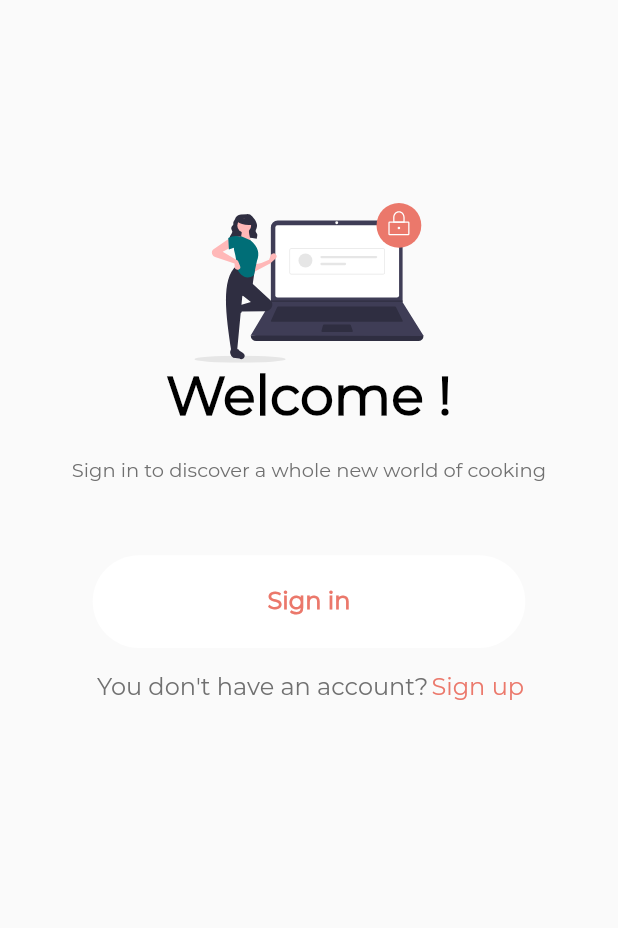
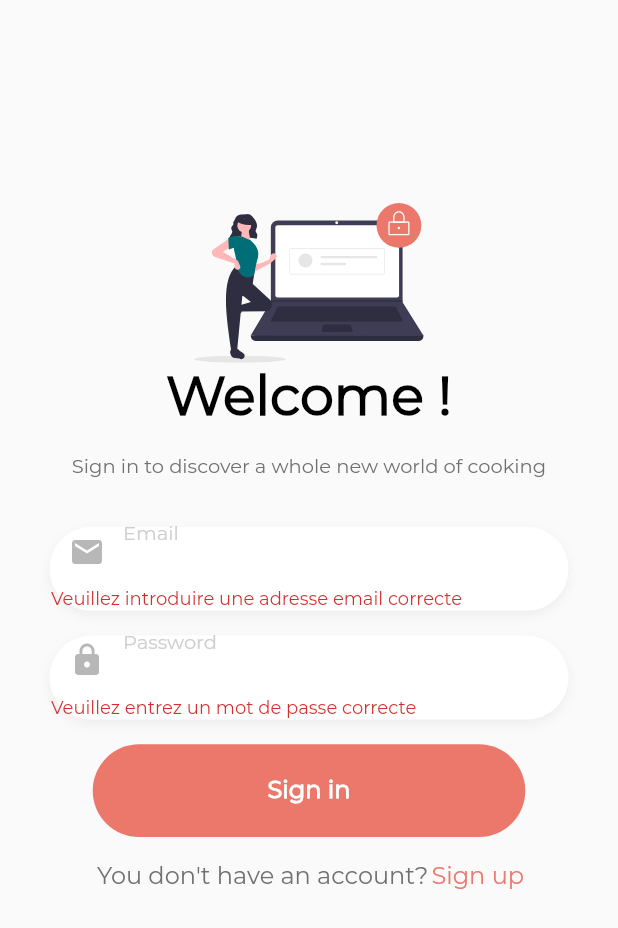
Before and after one commit to AbdelhadiBouali/CookBookLeam, a Flutter app: the LoginScreen screen opened directly, after a tap on "Sign in", on a phone screen of 412 x 824 dp. Shown: the top 928 px of the screen. Run offline on Flutter 3.47's test engine with Material 2 defaults, Android fonts, the phone set to English and light mode, and no system bars; our stand-ins replace email_validator, flutter_svg, get; missing offline and left inert: renovation_core.

Commit message:
implemented Login Function

```diff
--- a/lib/controllers/loginController.dart
+++ b/lib/controllers/loginController.dart
@@ -1,3 +1,20 @@
+import 'package:flutter/material.dart';
 import 'package:get/get.dart';
 
-class LoginController extends GetxController {}
+class LoginController extends GetxController {
+  //To animate the textfields
+  var emailCheck = false.obs;
+  var passCheck = false.obs;
+  var formKey = GlobalKey<FormState>();
+
+  // To save email and password
+  TextEditingController loginEmailTextController = TextEditingController();
+  TextEditingController loginPasswordTextController = TextEditingController();
+
+  @override
+  void onInit() {
+    loginEmailTextController = TextEditingController();
+    loginPasswordTextController = TextEditingController();
+    super.onInit();
+  }
+}
--- /dev/null
+++ b/lib/providers/authProviders/loginProvider.dart
@@ -0,0 +1,20 @@
+import 'dart:developer';
+
+import 'package:cookbook/views/sharedWidgets/snackbar.dart';
+import 'package:flutter/material.dart';
+import 'package:get/get.dart';
+import 'package:renovation_core/auth.dart';
+import 'package:renovation_core/core.dart';
+
+Future<void> loginApi(String email, String password) async {
+  Get.dialog(Center(child: CircularProgressIndicator()));
+  RequestResponse<FrappeSessionStatusInfo> loginResponse =
+      await getFrappeAuthController().login(email, password);
+  Get.back();
+  if (loginResponse.isSuccess) {
+    log(loginResponse.data.fullName);
+  } else {
+    customSnackbar(
+        loginResponse.error.title, loginResponse.error.description, 5);
+  }
+}
--- a/lib/views/login/loginScreen.dart
+++ b/lib/views/login/loginScreen.dart
@@ -4,8 +4,8 @@ import 'package:flutter/material.dart';
 import 'package:get/get.dart';
 
 class LoginScreen extends StatelessWidget {
+  final LoginController loginController = Get.put(LoginController());
   final formkey = GlobalKey<FormState>();
-  final LoginController loginController = Get.put(LoginController());
 
   @override
   Widget build(BuildContext context) {
--- a/lib/views/login/widgets/loginLayout.dart
+++ b/lib/views/login/widgets/loginLayout.dart
@@ -1,4 +1,7 @@
+import 'dart:developer';
+
 import 'package:cookbook/controllers/loginController.dart';
+import 'package:cookbook/providers/authProviders/loginProvider.dart';
 import 'package:cookbook/tools/colors.dart';
 import 'package:cookbook/tools/dimensions.dart';
 import 'package:cookbook/views/sharedWidgets/spacers.dart';
@@ -6,6 +9,8 @@ import 'package:email_validator/email_validator.dart';
 import 'package:flutter/material.dart';
 import 'package:flutter_svg/svg.dart';
 import 'package:get/get.dart';
+import 'package:renovation_core/auth.dart';
+import 'package:renovation_core/core.dart';
 
 final LoginController loginController = Get.put(LoginController());
 
@@ -33,7 +38,7 @@ Widget loginLayout(GlobalKey<FormState> formKey) {
             color: Color(0xff000000),
           ),
         ),
-        SizedBox(height: Dimens.height * .023),
+        columnSpace(),
         new Text(
           "Sign in to discover a whole new world of cooking",
           textAlign: TextAlign.center,
@@ -44,19 +49,22 @@ Widget loginLayout(GlobalKey<FormState> formKey) {
           ),
         ),
         columnSpace(),
-        // emailInput(),
         columnSpace(),
-        //passwordInput(),
+        emailInput(), // Email textfield
+        columnSpace(),
+        passwordInput(),
         columnSpace(),
         InkWell(
-            onTap: () {
-              //         Get.offAll(HomePage());
+            onTap: () async {
               if (formKey.currentState.validate()) {
-                //   loginApi(); // Login Function
+                loginApi(
+                    loginController.loginEmailTextController.text,
+                    loginController.loginPasswordTextController
+                        .text); // Login Function with inputs
               }
             },
             child:
-                nextButton(CookColors.white, "Sign in", CookColors.mainColor)),
+                nextButton(CookColors.mainColor, "Sign in", CookColors.white)),
         columnSpace(),
         Row(
           mainAxisAlignment: MainAxisAlignment.center,
@@ -162,3 +170,78 @@ Widget emailInput() {
     ),
   );
 }
+
+Widget passwordInput() {
+  return new Container(
+    //Password
+    height: Dimens.height * .068,
+    width: Dimens.width * .84,
+    decoration: BoxDecoration(
+      color: Color(0xffffffff),
+      border: Border.all(
+        width: 1.00,
+        color: Colors.transparent,
+      ),
+      boxShadow: [
+        BoxShadow(
+          offset: Offset(0.00, 3.00),
+          color: Color(0xff000000).withOpacity(0.05),
+          blurRadius: 6,
+        ),
+      ],
+      borderRadius: BorderRadius.circular(29.00),
+    ),
+    child: Center(
+      child: TextFormField(
+        controller: loginController.loginPasswordTextController,
+        obscureText: true,
+        keyboardType: TextInputType.text,
+        style: TextStyle(
+          fontFamily: "Montserrat",
+          fontSize: 13,
+          color: Colors.black,
+        ),
+        onTap: () {
+          loginController.emailCheck(false);
+          loginController.passCheck(true);
+        },
+        validator: (password) {
+          if (password.length < 6) {
+            return 'Veuillez entrez un mot de passe correcte';
+          } else {
+            return null;
+          }
+        },
+        decoration: InputDecoration(
+          prefixIcon: Icon(
+            Icons.lock,
+            color: loginController.passCheck.value == true
+                ? CookColors.mainColor
+                : Color(0xff707070).withOpacity(0.5),
+          ),
+          hintText: "Password",
+          hintStyle: TextStyle(
+            fontFamily: "Montserrat",
+            fontSize: 13,
+            color: loginController.passCheck.value == true
+                ? CookColors.mainColor
+                : Color(0xffcfcfcf),
+          ),
+          focusedBorder: OutlineInputBorder(
+            borderRadius: BorderRadius.circular(29.00),
+            borderSide: BorderSide(
+              color: Color(0xffeb786b),
+              width: 1.0,
+            ),
+          ),
+          enabledBorder: OutlineInputBorder(
+            borderRadius: BorderRadius.circular(29),
+            borderSide: BorderSide(color: Colors.transparent, width: 0.0),
+          ),
+          border: InputBorder.none,
+          errorStyle: TextStyle(height: 0),
+        ),
+      ),
+    ),
+  );
+}
--- /dev/null
+++ b/lib/views/sharedWidgets/snackbar.dart
@@ -0,0 +1,8 @@
+import 'package:flutter/material.dart';
+import 'package:get/get.dart';
+
+void customSnackbar(String title, String detail, int duration) {
+  return Get.snackbar(title, detail,
+      snackPosition: SnackPosition.BOTTOM,
+      duration: Duration(seconds: duration));
+}
```
Also changed, not shown: lib/providers/authProviders/signupProvider.dart (added).
